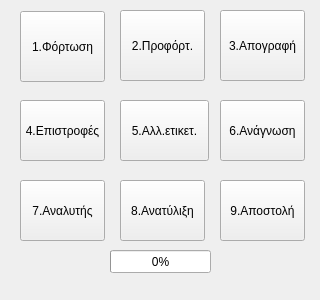
Old version of the form elina_scanner.ui in the repository algogr/Elina_Scanner.
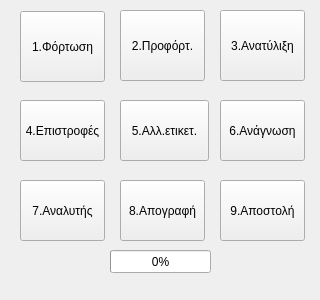
New version of the form.

The edit to the form file:
```diff
--- a/elina_scanner.ui
+++ b/elina_scanner.ui
@@ -16,14 +16,14 @@
   <widget class="QPushButton" name="pushButton_8">
    <property name="geometry">
     <rect>
-     <x>120</x>
-     <y>180</y>
+     <x>220</x>
+     <y>10</y>
      <width>85</width>
-     <height>61</height>
+     <height>71</height>
     </rect>
    </property>
    <property name="text">
-    <string>8.Ανατύλιξη</string>
+    <string>3.Ανατύλιξη</string>
    </property>
    <property name="shortcut">
     <string>8</string>
@@ -128,14 +128,14 @@
   <widget class="QPushButton" name="pushButton_2">
    <property name="geometry">
     <rect>
-     <x>220</x>
-     <y>10</y>
+     <x>120</x>
+     <y>180</y>
      <width>85</width>
-     <height>71</height>
+     <height>61</height>
     </rect>
    </property>
    <property name="text">
-    <string>3.Απογραφή</string>
+    <string>8.Απογραφή</string>
    </property>
    <property name="shortcut">
     <string>3</string>
```
Left out of the diff: 4 changed lines with no effect on the pictures.
